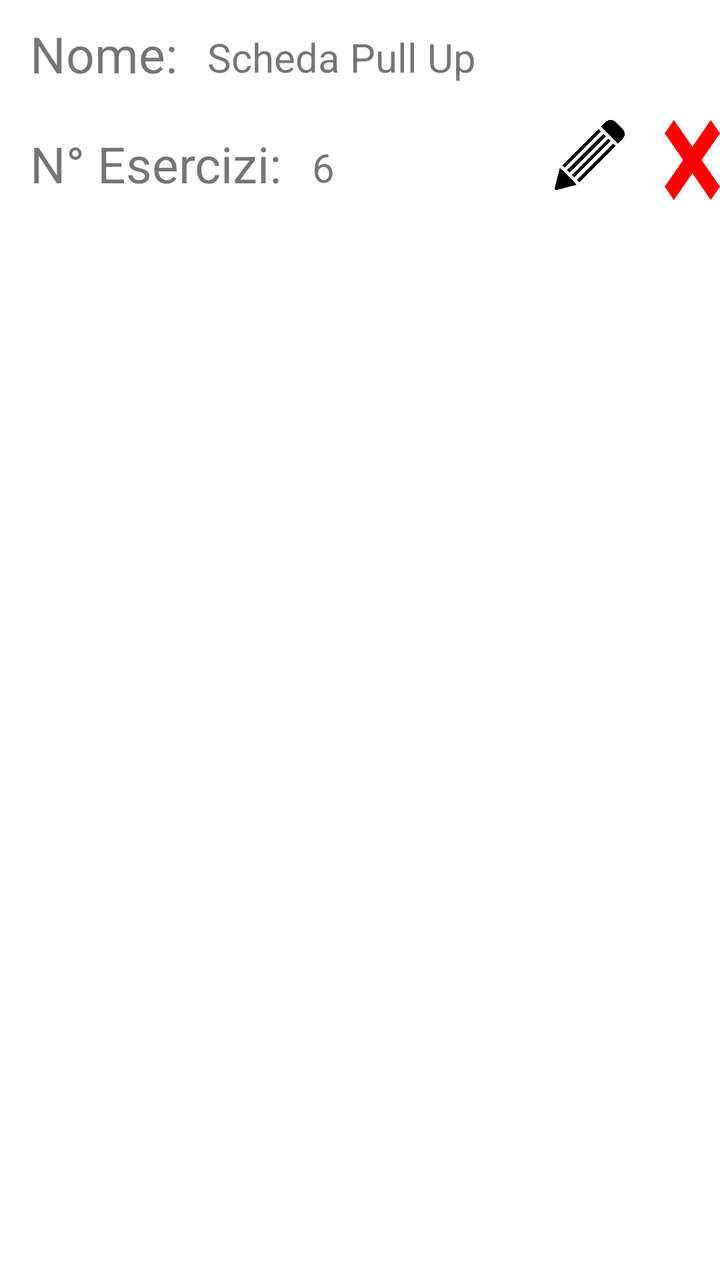
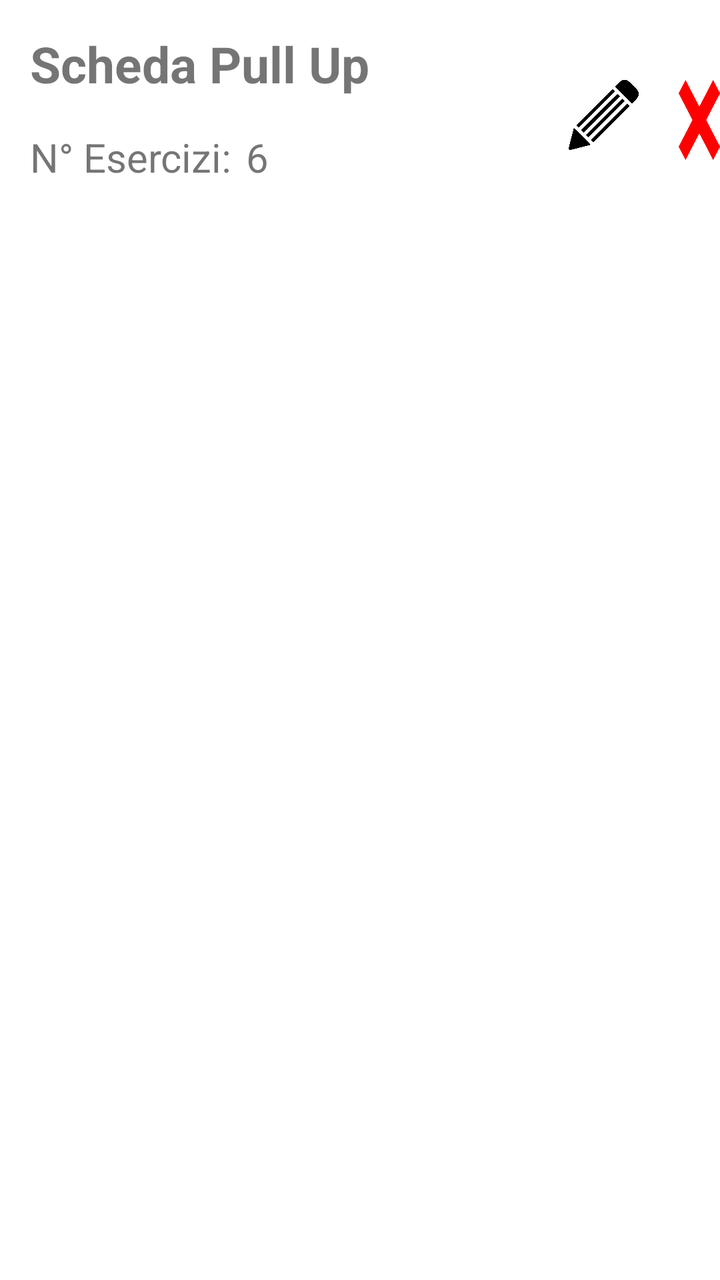

Screens rendered from an Android XML layout before and after an edit, with the pre-edit source and the edit as a unified diff.
<!-- AndroidManifest.xml: application theme Theme.YourCali -->
<!-- res/layout/item_personal_workout_selection_list.xml -->
<?xml version="1.0" encoding="utf-8"?>
<RelativeLayout xmlns:android="http://schemas.android.com/apk/res/android"
    android:layout_width="match_parent"
    android:layout_height="wrap_content"
    xmlns:app="http://schemas.android.com/apk/res-auto">

    <RelativeLayout
        android:layout_width="match_parent"
        android:layout_height="120dp"
        android:background="@color/white">


        <TextView
            android:id="@+id/personalWorkoutName"
            android:layout_width="wrap_content"
            android:layout_height="wrap_content"
            android:layout_marginLeft="15dp"
            android:layout_marginTop="10dp"
            android:text="Nome:"
            android:textSize="25dp" />

        <TextView
            android:id="@+id/personalNameW"
            android:layout_width="wrap_content"
            android:layout_height="wrap_content"
            android:layout_marginLeft="15dp"
            android:layout_marginTop="15dp"
            android:layout_toRightOf="@+id/personalWorkoutName"
            android:text="Scheda Pull Up"
            android:textSize="20dp" />


        <TextView
            android:id="@+id/personalWorkoutNumberEx"
            android:layout_width="wrap_content"
            android:layout_height="wrap_content"
            android:layout_marginLeft="15dp"
            android:layout_marginTop="65dp"
            android:text="N° Esercizi:"
            android:textSize="25dp" />

        <TextView
            android:id="@+id/personalNumberW"
            android:layout_width="wrap_content"
            android:layout_height="wrap_content"
            android:layout_marginLeft="15dp"
            android:layout_marginTop="70dp"
            android:layout_toRightOf="@+id/personalWorkoutNumberEx"
            android:text="6"
            android:textSize="20dp" />

        <ImageButton
            android:id="@+id/modifiedPersonalWorkoutPlan"
            android:layout_width="35dp"
            android:layout_height="35dp"
            android:layout_marginTop="60dp"
            android:layout_marginLeft="110dp"
            android:layout_toRightOf="@+id/personalNumberW"
            android:background="@drawable/pencil"
            android:visibility="visible"/>

        <ImageButton
            android:id="@+id/deletePersonalWorkoutPlan"
            android:layout_width="40dp"
            android:layout_height="40dp"
            android:layout_toRightOf="@+id/modifiedPersonalWorkoutPlan"
            android:layout_marginTop="60dp"
            android:layout_marginLeft="20dp"
            android:background="@drawable/delete_red"
            android:visibility="visible"/>








    </RelativeLayout>


</RelativeLayout>
<!-- resources referenced by this layout -->
<resources>
  <color name="white">#FFFFFFFF</color>
  <!-- drawable delete_red: png bitmap (drawable, 5362 bytes) -->
  <!-- drawable pencil: png bitmap (drawable, 33790 bytes) -->
  <style name="Theme.YourCali" parent="Theme.MaterialComponents.DayNight.NoActionBar">
          
          <item name="colorPrimary">@color/purple_500</item>
          <item name="colorPrimaryVariant">@color/purple_700</item>
          <item name="colorOnPrimary">@color/white</item>
          
          <item name="colorSecondary">@color/teal_200</item>
          <item name="colorSecondaryVariant">@color/teal_700</item>
          <item name="colorOnSecondary">@color/black</item>
          
          <item name="android:statusBarColor">@color/DarkOrange</item>
          
      </style>
  <color name="purple_500">#FF6200EE</color>
  <color name="purple_700">#FF3700B3</color>
  <color name="teal_200">#FF03DAC5</color>
  <color name="teal_700">#FF018786</color>
  <color name="black">#FF000000</color>
  <color name="DarkOrange">#FF6F1F</color>
</resources>

<!-- the commit's change to res/layout/item_personal_workout_selection_list.xml (unified diff, before → after) -->
@@ -11,15 +11,6 @@
 
 
         <TextView
-            android:id="@+id/personalWorkoutName"
-            android:layout_width="wrap_content"
-            android:layout_height="wrap_content"
-            android:layout_marginLeft="15dp"
-            android:layout_marginTop="10dp"
-            android:text="Nome:"
-            android:textSize="25dp" />
-
-        <TextView
             android:id="@+id/personalNameW"
             android:layout_width="wrap_content"
             android:layout_height="wrap_content"
@@ -27,7 +18,8 @@
             android:layout_marginTop="15dp"
             android:layout_toRightOf="@+id/personalWorkoutName"
             android:text="Scheda Pull Up"
-            android:textSize="20dp" />
+            android:textSize="25dp"
+            android:textStyle="bold" />
 
 
         <TextView
@@ -37,14 +29,14 @@
             android:layout_marginLeft="15dp"
             android:layout_marginTop="65dp"
             android:text="N° Esercizi:"
-            android:textSize="25dp" />
+            android:textSize="20dp" />
 
         <TextView
             android:id="@+id/personalNumberW"
             android:layout_width="wrap_content"
             android:layout_height="wrap_content"
-            android:layout_marginLeft="15dp"
-            android:layout_marginTop="70dp"
+            android:layout_marginLeft="7dp"
+            android:layout_marginTop="65dp"
             android:layout_toRightOf="@+id/personalWorkoutNumberEx"
             android:text="6"
             android:textSize="20dp" />
@@ -53,27 +45,21 @@
             android:id="@+id/modifiedPersonalWorkoutPlan"
             android:layout_width="35dp"
             android:layout_height="35dp"
-            android:layout_marginTop="60dp"
-            android:layout_marginLeft="110dp"
+            android:layout_marginLeft="150dp"
+            android:layout_marginTop="40dp"
             android:layout_toRightOf="@+id/personalNumberW"
             android:background="@drawable/pencil"
-            android:visibility="visible"/>
+            android:visibility="visible" />
 
         <ImageButton
             android:id="@+id/deletePersonalWorkoutPlan"
             android:layout_width="40dp"
             android:layout_height="40dp"
+            android:layout_marginLeft="20dp"
+            android:layout_marginTop="40dp"
             android:layout_toRightOf="@+id/modifiedPersonalWorkoutPlan"
-            android:layout_marginTop="60dp"
-            android:layout_marginLeft="20dp"
             android:background="@drawable/delete_red"
-            android:visibility="visible"/>
-
-
-
-
-
-
+            android:visibility="visible" />
 
 
     </RelativeLayout>
